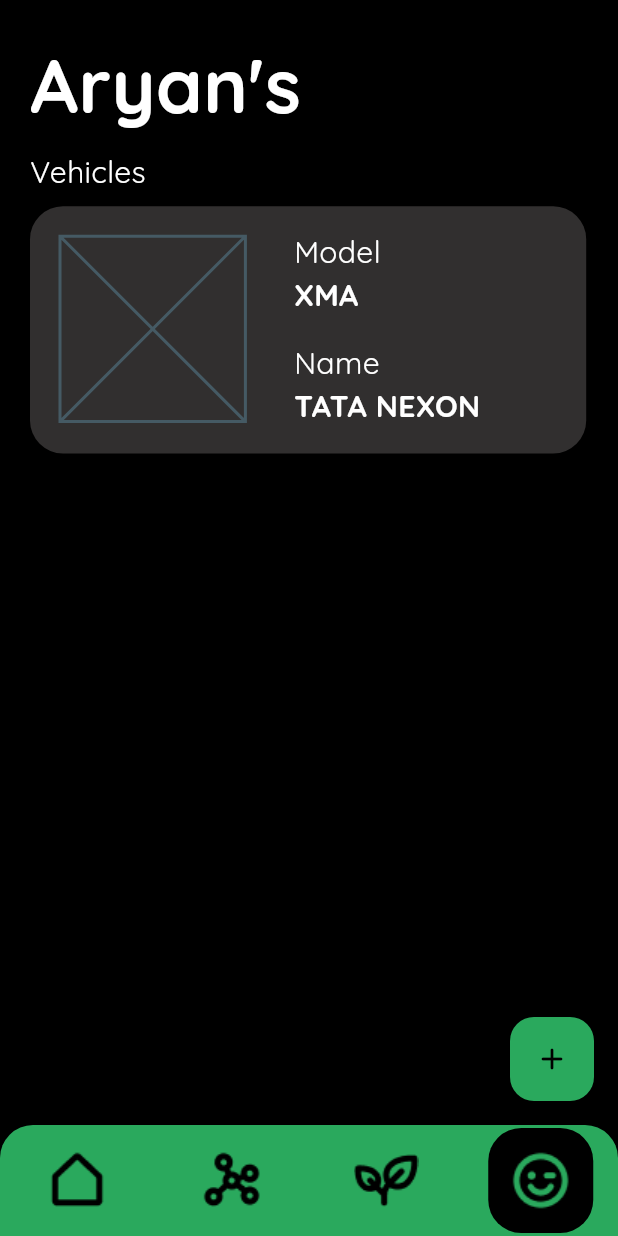
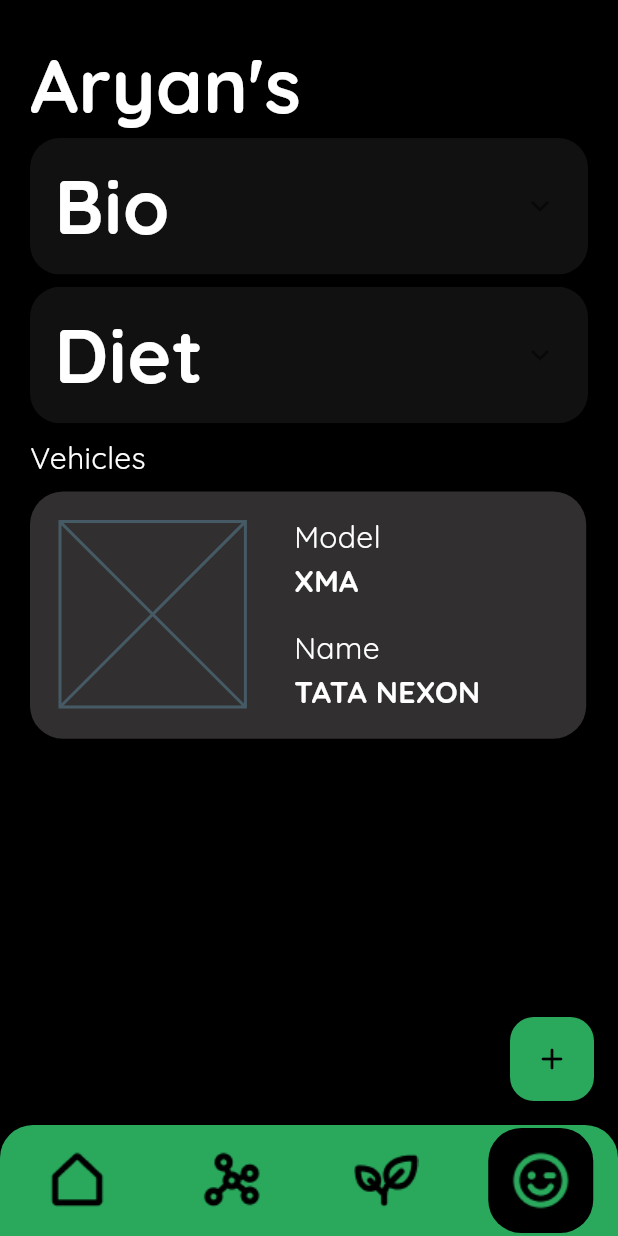
Before and after one commit to aryanmajhi75/carbon-footprint-app, a Flutter app: the screen it shows after launch, item 4 of the bottom bar chosen, on a phone screen of 412 x 824 dp. Run offline on Flutter 3.47's test engine with Material 3 defaults, Android fonts, the light colour scheme and no system bars; drawn by our look-alikes of flutter_animate; our stand-ins replace appwrite, fl_chart, gap, percent_indicator; missing offline and left inert: dart:ffi, mongo_dart.

Commit message:
add CustomExpansionTile

```diff
--- /dev/null
+++ b/carbon_footprint_app/lib/components/CustomExpansionTile.dart
@@ -0,0 +1,129 @@
+import 'package:carbon_footprint_app/constants.dart';
+import 'package:carbon_footprint_app/dataClasses/expansionListData.dart';
+import 'package:flutter/material.dart';
+
+class CustomExpansionTile extends StatefulWidget {
+  final String heading;
+  final List<ExpansionListData> items;
+
+  const CustomExpansionTile({
+    super.key,
+    required this.heading,
+    required this.items,
+  });
+
+  @override
+  State<CustomExpansionTile> createState() => _CustomExpansionTileState();
+}
+
+class _CustomExpansionTileState extends State<CustomExpansionTile> {
+  bool _expand = false;
+
+  final TextStyle _headingTStyle = const TextStyle(
+    color: Colors.white,
+    fontSize: 50,
+    fontWeight: FontWeight.bold,
+  );
+
+  final TextStyle _dataTStyle = const TextStyle(
+    fontFamily: 'Quicksand',
+    fontSize: 18,
+    fontWeight: FontWeight.w500,
+    color: Colors.white70,
+  );
+
+  final TextStyle _titleStyle = const TextStyle(
+    fontFamily: 'Quicksand',
+    fontSize: 20,
+    fontWeight: FontWeight.bold,
+    color: Colors.white70,
+  );
+
+  @override
+  Widget build(BuildContext context) {
+    final screenHeight = MediaQuery.of(context).size.height;
+    final screenWidth = MediaQuery.of(context).size.width;
+    return ExpansionPanelList(
+      animationDuration: const Duration(seconds: 1),
+      dividerColor: DTprimary().onIconCol,
+      elevation: 6,
+      expansionCallback: (panelIndex, isExpanded) {
+        setState(() {
+          _expand = isExpanded;
+        });
+      },
+      children: [
+        ExpansionPanel(
+          headerBuilder: (context, isExpanded) {
+            return ListTile(
+              title: Text(
+                widget.heading,
+                style: _headingTStyle,
+              ),
+            );
+          },
+          backgroundColor: DTprimary().onContainer.withAlpha(90),
+          isExpanded: _expand,
+          canTapOnHeader: true,
+          body: Padding(
+            padding: ComponentData().defPad,
+            child: Row(
+              mainAxisAlignment: MainAxisAlignment.spaceEvenly,
+              crossAxisAlignment: CrossAxisAlignment.start,
+              children: [
+                Column(
+                  mainAxisAlignment: MainAxisAlignment.start,
+                  crossAxisAlignment: CrossAxisAlignment.start,
+                  children: [
+                    SizedBox(
+                      width: screenWidth * 0.4,
+                      child: Text(
+                        widget.items[0].title,
+                        style: _titleStyle,
+                        overflow: TextOverflow.ellipsis,
+                        maxLines: 1,
+                      ),
+                    ),
+                    SizedBox(
+                      width: screenWidth * 0.4,
+                      child: Text(
+                        widget.items[0].data,
+                        style: _dataTStyle,
+                        overflow: TextOverflow.ellipsis,
+                        maxLines: 1,
+                      ),
+                    ),
+                  ],
+                ),
+                Column(
+                  mainAxisAlignment: MainAxisAlignment.start,
+                  crossAxisAlignment: CrossAxisAlignment.start,
+                  children: [
+                    SizedBox(
+                      width: screenWidth * 0.4,
+                      child: Text(
+                        widget.items[1].title,
+                        style: _titleStyle,
+                        overflow: TextOverflow.ellipsis,
+                        maxLines: 1,
+                      ),
+                    ),
+                    SizedBox(
+                      width: screenWidth * 0.4,
+                      child: Text(
+                        widget.items[1].data,
+                        style: _dataTStyle,
+                        overflow: TextOverflow.ellipsis,
+                        maxLines: 1,
+                      ),
+                    ),
+                  ],
+                ),
+              ],
+            ),
+          ),
+        ),
+      ],
+    );
+  }
+}
--- a/carbon_footprint_app/lib/components/CustomHList.dart
+++ b/carbon_footprint_app/lib/components/CustomHList.dart
@@ -1,3 +1,4 @@
+import 'package:carbon_footprint_app/constants.dart';
 import 'package:carbon_footprint_app/dataClasses/listTileData.dart';
 import 'package:flutter/material.dart';
 import 'package:gap/gap.dart';
@@ -22,7 +23,7 @@
       scrollDirection: Axis.horizontal,
       itemBuilder: (BuildContext context, int index) {
         return Card(
-          color: Colors.amber.shade500,
+          color: DTsecondary().onCircularLoader.withAlpha(90),
           shape: const RoundedRectangleBorder(
             borderRadius: BorderRadius.all(
               Radius.circular(20),
@@ -45,7 +46,7 @@
                       fontSize: 50,
                       overflow: TextOverflow.clip,
                       fontWeight: FontWeight.bold,
-                      color: Colors.black,
+                      color: Colors.white,
                     ),
                   ),
                 ),
--- /dev/null
+++ b/carbon_footprint_app/lib/dataClasses/expansionListData.dart
@@ -0,0 +1,9 @@
+class ExpansionListData {
+  String title;
+  String data;
+
+  ExpansionListData(
+    this.title,
+    this.data,
+  );
+}
--- a/carbon_footprint_app/lib/pages/Home.dart
+++ b/carbon_footprint_app/lib/pages/Home.dart
@@ -2,6 +2,7 @@
 import 'package:carbon_footprint_app/constants.dart';
 import 'package:flutter/material.dart';
 import 'package:gap/gap.dart';
+import 'package:percent_indicator/percent_indicator.dart';
 
 class Home extends StatefulWidget {
   const Home({super.key});
@@ -19,38 +20,25 @@
       child: Padding(
         padding: ComponentData().defPad,
         child: Column(
+          crossAxisAlignment: CrossAxisAlignment.start,
+          mainAxisAlignment: MainAxisAlignment.center,
           children: [
-            Gap(screenHeight * 0.1),
-            Row(
-              children: [
-                Gap(screenHeight * 0.02),
+            Gap(screenHeight * 0.03),
             FloatingActionButton(
               onPressed: () {},
               child: Image.asset("assets/icons/refresh.png"),
             ),
-              ],
-            ),
             Gap(screenHeight * 0.03),
-            Stack(
-              children: [
-                Container(
-                  height: screenHeight * 0.4,
-                  width: screenHeight * 0.4,
-                  color: Colors.transparent,
-                  child: CircularProgressIndicator(
+            CircularPercentIndicator(
+              radius: screenWidth * 0.4,
+              lineWidth: 13.0,
+              animation: true,
+              percent: 0.7,
+              circularStrokeCap: CircularStrokeCap.round,
               backgroundColor: DTsecondary().onCircularLoader,
-                    value: 85 * 0.01,
-                    valueColor:
-                        AlwaysStoppedAnimation(DTprimary().onCircularLoader),
-                    strokeWidth: 15,
-                    strokeCap: StrokeCap.round,
-                  ),
-                ),
-                Positioned(
-                  width: screenWidth * 0.6,
-                  left: screenWidth * 0.1,
-                  top: screenHeight * 0.1,
-                  child: const Column(
+              progressColor: DTprimary().onCircularLoader,
+              center: const Column(
+                mainAxisAlignment: MainAxisAlignment.center,
                 children: [
                   Text(
                     "250 K",
@@ -69,8 +57,6 @@
                   ),
                 ],
               ),
-                ),
-              ],
             ),
             Gap(screenHeight * 0.03),
             CustomContainer(
@@ -93,8 +79,8 @@
                     height: screenHeight * 0.1,
                     width: screenWidth * 0.6,
                     color: Colors.transparent,
-                    containerChild: Padding(
-                      padding: const EdgeInsets.all(10),
+                    containerChild: const Padding(
+                      padding: EdgeInsets.all(10),
                       child: Text(
                         "more than 45% of people in your area",
                         maxLines: 2,
@@ -110,7 +96,7 @@
                   ),
                 ],
               ),
-            )
+            ),
           ],
         ),
       ),
--- a/carbon_footprint_app/lib/pages/You.dart
+++ b/carbon_footprint_app/lib/pages/You.dart
@@ -1,6 +1,8 @@
 import 'package:carbon_footprint_app/components/CustomContainer.dart';
+import 'package:carbon_footprint_app/components/CustomExpansionTile.dart';
 import 'package:carbon_footprint_app/components/CustomUserDataCard.dart';
 import 'package:carbon_footprint_app/constants.dart';
+import 'package:carbon_footprint_app/dataClasses/expansionListData.dart';
 import 'package:flutter/material.dart';
 import 'package:gap/gap.dart';
 
@@ -12,6 +14,28 @@
 }
 
 class _YouState extends State<You> {
+  final List<ExpansionListData> _bioList = [
+    ExpansionListData(
+      "Gender",
+      "Male",
+    ),
+    ExpansionListData(
+      "Age",
+      "23",
+    ),
+  ];
+
+  final List<ExpansionListData> _dietList = [
+    ExpansionListData(
+      "Meat",
+      "Sometimes",
+    ),
+    ExpansionListData(
+      "Milk",
+      "Sometimes",
+    ),
+  ];
+
   @override
   Widget build(BuildContext context) {
     final screenHeight = MediaQuery.of(context).size.height;
@@ -43,22 +67,25 @@
                     fontWeight: FontWeight.bold,
                   ),
                 ),
-
-                // CustomUserDataCard(
-                //   title: "Bio",
-                //   subtitle1: "Gender",
-                //   data1: "Male",
-                //   subtitle2: "Age",
-                //   data2: 22.toString(),
-                // ),
-                // Gap(screenHeight * 0.01),
-                // CustomUserDataCard(
-                //   title: "Diet",
-                //   subtitle1: "Milk",
-                //   data1: "Sometimes",
-                //   subtitle2: "Meat",
-                //   data2: "Sometimes",
-                // ),
+                ClipRRect(
+                  borderRadius: const BorderRadius.all(
+                    Radius.circular(20),
+                  ),
+                  child: CustomExpansionTile(
+                    heading: "Bio",
+                    items: _bioList,
+                  ),
+                ),
+                Gap(screenHeight * 0.01),
+                ClipRRect(
+                  borderRadius: const BorderRadius.all(
+                    Radius.circular(20),
+                  ),
+                  child: CustomExpansionTile(
+                    heading: "Diet",
+                    items: _dietList,
+                  ),
+                ),
                 Gap(screenHeight * 0.01),
                 const Text(
                   "Vehicles",
--- a/carbon_footprint_app/pubspec.yaml
+++ b/carbon_footprint_app/pubspec.yaml
@@ -14,6 +14,7 @@
   flutter_animate:
   fl_chart:
   mongo_dart:
+  percent_indicator:
 
 dev_dependencies:
   flutter_test:
```
Also changed, not shown: carbon_footprint_app/pubspec.lock, 8 other files. Lines whose indentation alone changed are shown as unchanged.
